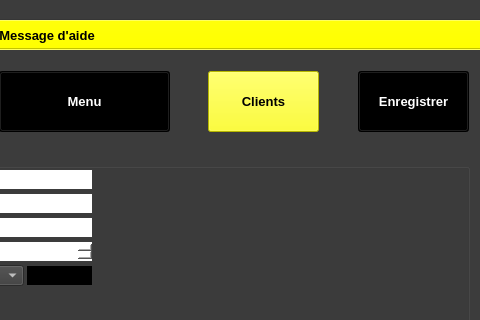
First picture: the form in ui/crm/details/yeroth-erp-details-dun-programme-de-fidelite-clients-window.ui, repository xnoumbissinoundou/yeroth-erp-3.0, before the edit; both pictures show x 319 to 799 and y 0 to 320 of the 799 by 601 pixel window.
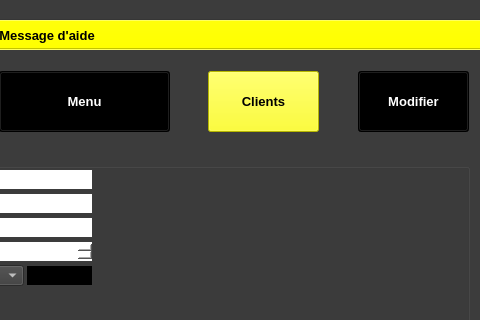
Second picture: the form after the edit. Icons and pictures are not drawn. Custom widgets are drawn as their Qt base class.

Commit message: On branch master 	modified:   ui/crm/details/yeroth-erp-clients-detail-window.ui 	modified:   ui/crm/details/yeroth-erp-details-dun-programme-de-fidelite-clients-window.ui

```diff
--- a/ui/crm/details/yeroth-erp-details-dun-programme-de-fidelite-clients-window.ui
+++ b/ui/crm/details/yeroth-erp-details-dun-programme-de-fidelite-clients-window.ui
@@ -1309,7 +1309,7 @@
      </font>
     </property>
     <property name="text">
-     <string>Enregistrer</string>
+     <string>Modifier</string>
     </property>
    </widget>
    <widget class="YerothPushButton" name="pushButton_menu_principal">
```
Left out of the diff: 12 changed lines with no effect on the pictures. The commit also changes 1 other file.
